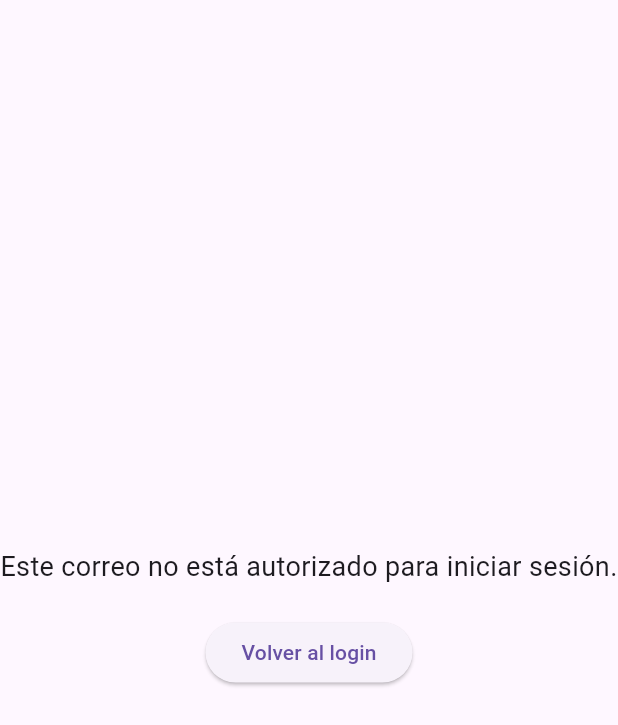
After one commit to FerxhoDev/MegaNetAd, a Flutter app: the UnauthorizedScreen screen opened directly, after a tap on "Volver al login", on a phone screen of 412 x 824 dp. The commit adds this screen. Shown: the top 725 px of the screen. Run offline on Flutter 3.47's test engine with Material 3 defaults, Android fonts, the light colour scheme and no system bars; our stand-ins replace cloud_firestore, firebase_auth, firebase_core, flutter_screenutil, go_router, google_sign_in and 5 more; accounts and stored records are empty; network calls fail.

Commit message:
Permission Google add

```diff
--- a/meganetreports/lib/config/router/app_router.dart
+++ b/meganetreports/lib/config/router/app_router.dart
@@ -8,6 +8,7 @@ import 'package:meganetreports/presentation/screens/DashBoard/dashboard.dart';
 import 'package:meganetreports/presentation/screens/Pagos/listPagoClients.dart';
 import 'package:meganetreports/presentation/screens/Pagos/pagos.dart';
 import 'package:meganetreports/presentation/screens/Planes/planes.dart';
+import 'package:meganetreports/presentation/screens/Unautorized/Unaautorized.dart';
 import 'package:meganetreports/presentation/screens/fotgotpassword/forgotpassword.dart';
 import 'package:meganetreports/presentation/screens/login/components/login.dart';
 import 'package:meganetreports/presentation/screens/signup/signup.dart';
@@ -24,7 +25,10 @@ final GoRouter appRouter = GoRouter(
         final AuthProviders authProvider  = Provider.of<AuthProviders>(context);
           if (authProvider.user == null) {
             return const Login();
-          } else {
+          } else if (authProvider.isAuthorized) {
+            // Muestra un mensaje o una pantalla de "No autorizado"
+          return const Dashboard();
+          }else{
             return const Dashboard();
           }
       },
--- /dev/null
+++ b/meganetreports/lib/presentation/screens/Unautorized/Unaautorized.dart
@@ -0,0 +1,34 @@
+import 'package:flutter/material.dart';
+import 'package:go_router/go_router.dart';
+import 'package:meganetreports/Provider/appProvider.dart';
+import 'package:provider/provider.dart';
+
+class UnauthorizedScreen extends StatelessWidget {
+  const UnauthorizedScreen({Key? key}) : super(key: key);
+
+  @override
+  Widget build(BuildContext context) {
+    return Scaffold(
+      body: Center(
+        child: Column(
+          mainAxisAlignment: MainAxisAlignment.center,
+          children: [
+            const Text(
+              'Este correo no está autorizado para iniciar sesión.',
+              style: TextStyle(fontSize: 18),
+              textAlign: TextAlign.center,
+            ),
+            const SizedBox(height: 20),
+            ElevatedButton(
+              onPressed: () async {
+                await context.read<AuthProviders>().signOut();
+                context.go('/');
+              },
+              child: const Text('Volver al login'),
+            ),
+          ],
+        ),
+      ),
+    );
+  }
+}
--- a/meganetreports/lib/presentation/screens/login/components/bodyWhite.dart
+++ b/meganetreports/lib/presentation/screens/login/components/bodyWhite.dart
@@ -1,6 +1,5 @@
 import 'package:cloud_firestore/cloud_firestore.dart';
 import 'package:firebase_auth/firebase_auth.dart';
-//import 'package:firebase_core/firebase_core.dart';
 import 'package:flutter/material.dart';
 import 'package:flutter_screenutil/flutter_screenutil.dart';
 import 'package:go_router/go_router.dart';
@@ -8,7 +7,7 @@ import 'package:google_sign_in/google_sign_in.dart';
 import 'package:meganetreports/Provider/appProvider.dart';
 import 'package:provider/provider.dart';
 import 'package:sign_in_button/sign_in_button.dart';
-//import 'package:go_router/go_router.dart';
+
 
 class BodyWhite extends StatefulWidget {
   const BodyWhite({
```
Also changed, not shown: meganetreports/lib/Provider/appProvider.dart (+30 -2 lines).
